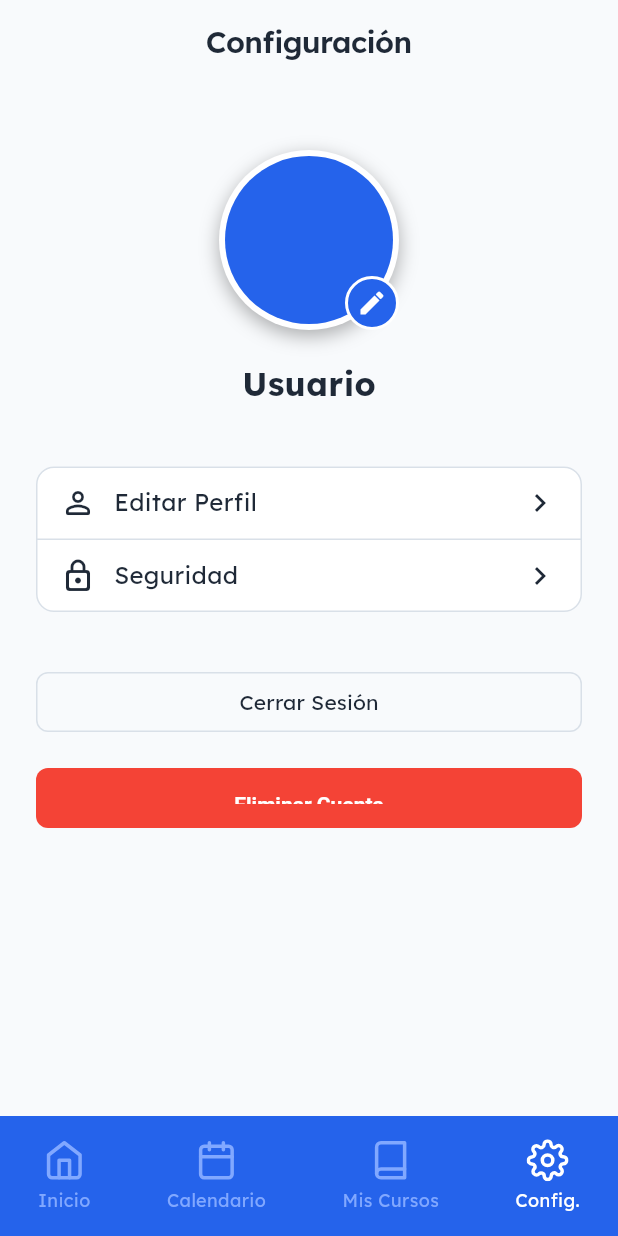
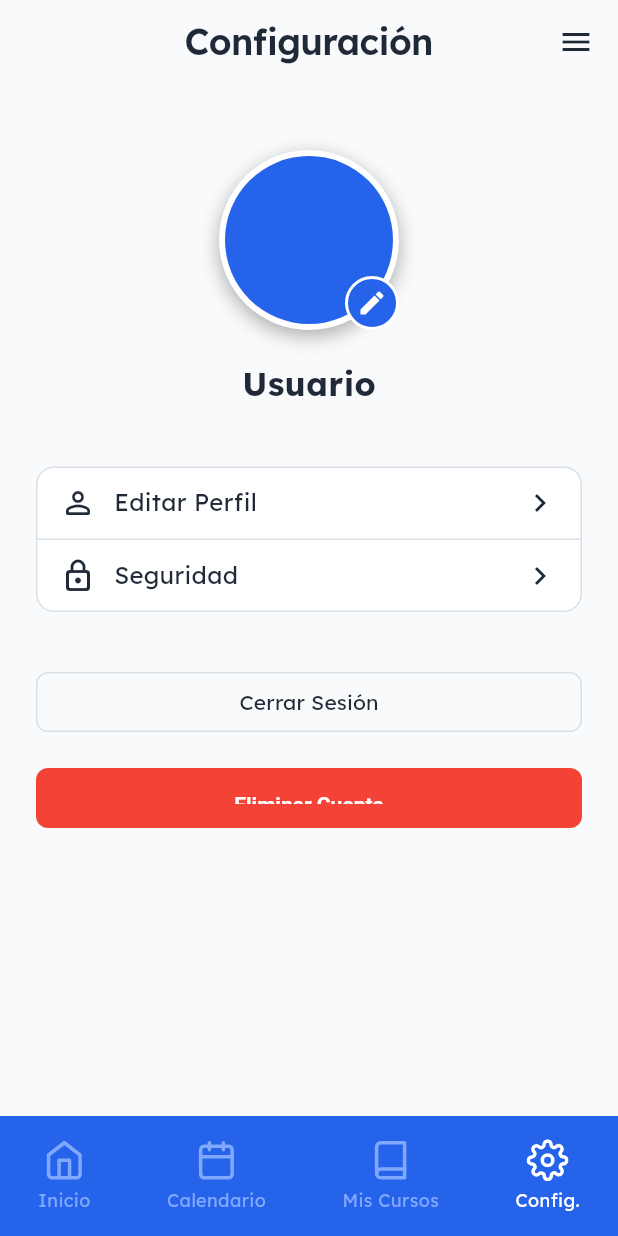
Before and after one commit to chriskwork/classlog, a Flutter app: the HomeScreen screen opened directly, item 4 of the bottom bar chosen, on a phone screen of 412 x 824 dp. Run offline on Flutter 3.47's test engine with Material 3 defaults, Android fonts, the phone set to English and light mode, and no system bars; our stand-ins replace flutter_dotenv, flutter_feather_icons, flutter_riverpod, google_fonts, responsive_builder, shared_preferences and 1 more; accounts and stored records are empty.

Commit message:
added menu bar, appbar title fontsize

```diff
--- a/lib/app/home_screen.dart
+++ b/lib/app/home_screen.dart
@@ -1,3 +1,4 @@
+import 'package:classlog/app/theme/app_spacing.dart';
 import 'package:classlog/features/calendar/screens/calendar_screen.dart';
 import 'package:classlog/features/config/screens/config_screen.dart';
 import 'package:classlog/features/dashboard/screens/dashboard_screen.dart';
@@ -22,34 +23,52 @@ class _HomeScreenState extends State<HomeScreen> {
     switch (_currentIndex) {
       case 0:
         return AppBar(
+          actionsPadding: EdgeInsets.symmetric(horizontal: Gaps.md),
           title: Text(
             'Dashboard',
-            style: Theme.of(context).textTheme.titleLarge,
+            style: Theme.of(context).textTheme.headlineMedium,
           ),
-          // actions: [
-          //   AppBarNotification(),
-          // ], // 📌 para mas tarde.
+          scrolledUnderElevation: 0,
+          actions: [
+            // AppBarNotification(),
+            Icon(Icons.menu),
+          ], // 📌 para mas tarde.
         );
       case 1:
         return AppBar(
+          actionsPadding: EdgeInsets.symmetric(horizontal: Gaps.md),
           title: Text(
             'Calendario',
-            style: Theme.of(context).textTheme.titleLarge,
+            style: Theme.of(context).textTheme.headlineMedium,
           ),
+          scrolledUnderElevation: 0,
+          actions: [
+            Icon(Icons.menu),
+          ],
         );
       case 2:
         return AppBar(
+          actionsPadding: EdgeInsets.symmetric(horizontal: Gaps.md),
           title: Text(
             'Mis Cursos',
-            style: Theme.of(context).textTheme.titleLarge,
+            style: Theme.of(context).textTheme.headlineMedium,
           ),
+          scrolledUnderElevation: 0,
+          actions: [
+            Icon(Icons.menu),
+          ],
         );
       case 3:
         return AppBar(
+          actionsPadding: EdgeInsets.symmetric(horizontal: Gaps.md),
           title: Text(
             'Configuración',
-            style: Theme.of(context).textTheme.titleLarge,
+            style: Theme.of(context).textTheme.headlineMedium,
           ),
+          scrolledUnderElevation: 0,
+          actions: [
+            Icon(Icons.menu),
+          ],
         );
 
       default:
```
